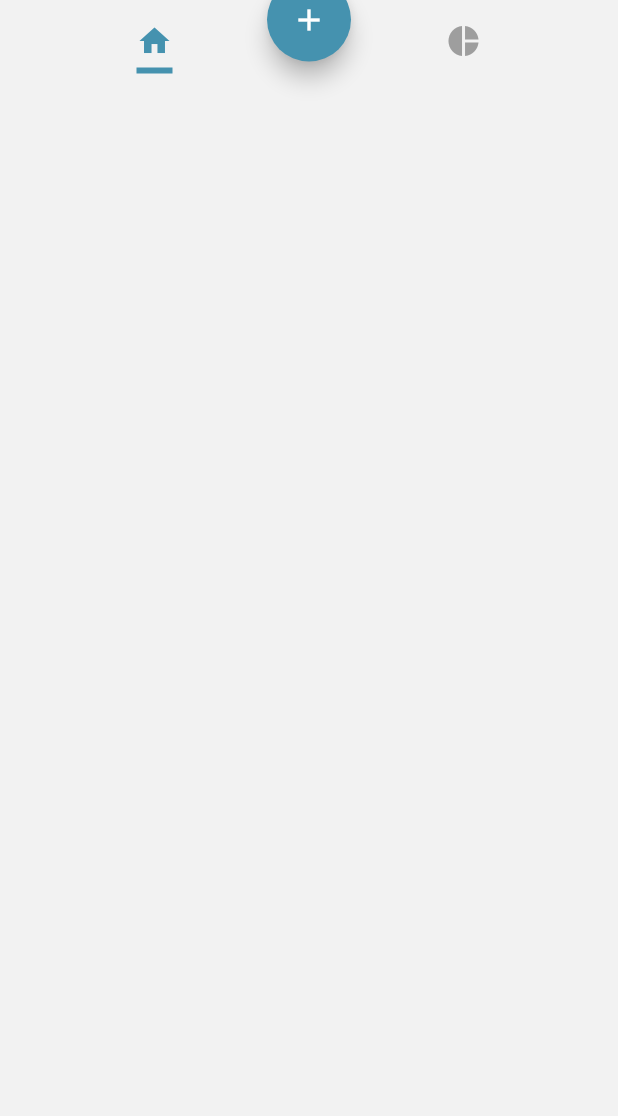
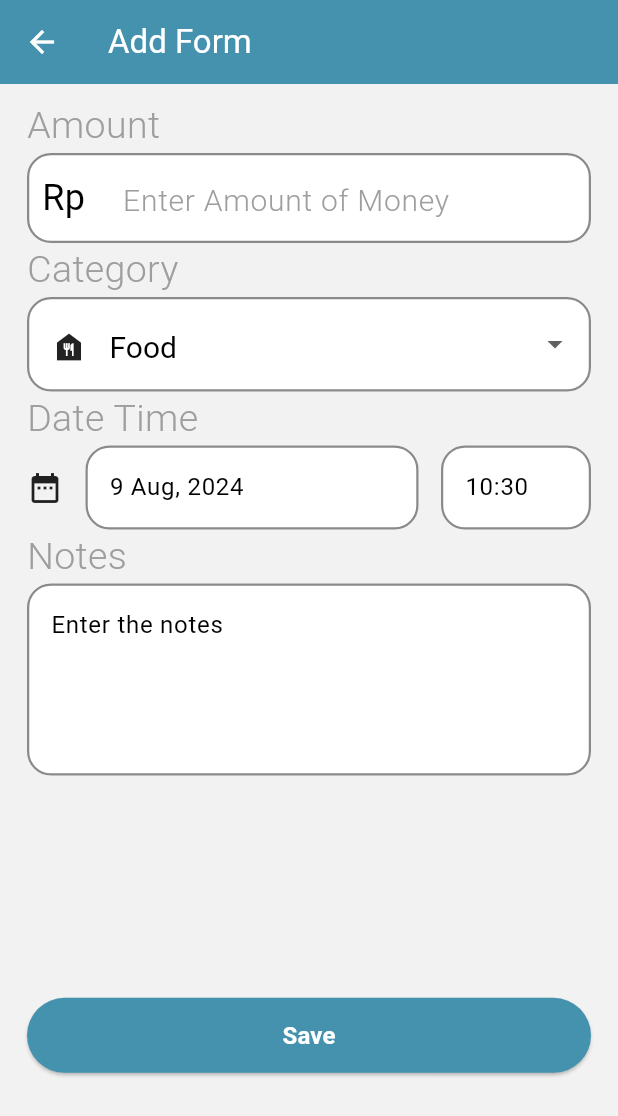
Before and after one commit to mariopandapotansimarmata/your_money, a Flutter app: the screen it shows after launch, after a tap on the "add" icon, on a phone screen of 412 x 824 dp. Shown: the top 1116 px of the screen. Run offline on Flutter 3.47's test engine with Material 3 defaults, Android fonts, the phone set to English and light mode, and no system bars; drawn by our look-alikes of date_time_picker; missing offline and left inert: flutter_floating_bottom_bar, number_text_input_formatter.

Commit message:
fix form ui

```diff
--- a/lib/main.dart
+++ b/lib/main.dart
@@ -1,4 +1,5 @@
 import 'package:flutter/material.dart';
+import 'package:your_money_flutter/views/assets/material_properties.dart';
 
 import 'screen.dart';
 
@@ -17,6 +18,13 @@ class _MyAppState extends State<MyApp> {
   @override
   Widget build(BuildContext context) {
     return MaterialApp(
-        title: 'Flutter Demo', theme: ThemeData(), home: const Screen());
+        theme: ThemeData(
+            colorScheme: ColorScheme.fromSwatch(
+                primarySwatch: Colors.blue,
+                accentColor: MaterialProperties.primaryBlueColor,
+                backgroundColor: MaterialProperties.whiteTextColor,
+                cardColor: MaterialProperties.whiteTextColor)),
+        title: 'Flutter Demo',
+        home: const Screen());
   }
 }
--- a/lib/screen.dart
+++ b/lib/screen.dart
@@ -1,6 +1,7 @@
 import 'package:flutter/material.dart';
 import 'package:flutter_floating_bottom_bar/flutter_floating_bottom_bar.dart';
 import 'package:your_money_flutter/views/assets/material_properties.dart';
+import 'package:your_money_flutter/views/form_views/add_form.dart';
 import 'package:your_money_flutter/views/home_views/home.dart';
 
 class Screen extends StatefulWidget {
@@ -8,7 +9,6 @@ class Screen extends StatefulWidget {
     super.key,
   });
   @override
-  // ignore: library_private_types_in_public_api
   _ScreenState createState() => _ScreenState();
 }
 
@@ -122,7 +122,13 @@ class _ScreenState extends State<Screen> with SingleTickerProviderStateMixin {
                 child: FloatingActionButton(
                   shape: const CircleBorder(),
                   backgroundColor: MaterialProperties.primaryBlueColor,
-                  onPressed: () {},
+                  onPressed: () {
+                    Navigator.push(context, MaterialPageRoute(
+                      builder: (context) {
+                        return const AddForm();
+                      },
+                    ));
+                  },
                   child: Icon(
                     Icons.add,
                     color: MaterialProperties.whiteTextColor,
--- /dev/null
+++ b/lib/views/form_views/add_form.dart
@@ -0,0 +1,297 @@
+import 'package:date_time_picker/date_time_picker.dart';
+import 'package:flutter/material.dart';
+import 'package:number_text_input_formatter/number_text_input_formatter.dart';
+import 'package:your_money_flutter/views/assets/material_properties.dart';
+
+class AddForm extends StatefulWidget {
+  const AddForm({super.key});
+
+  @override
+  State<AddForm> createState() => _AddFormState();
+}
+
+class _AddFormState extends State<AddForm> {
+  List<String> catergoryList = [
+    "Food",
+    "Transportation",
+    "Care",
+    "Entertainment",
+    "Others"
+  ];
+  Map<String, Icon> catergoryIconList = {
+    "Food": const Icon(Icons.food_bank),
+    "Transportation": const Icon(Icons.emoji_transportation),
+    "Care": const Icon(Icons.health_and_safety),
+    "Entertainment": const Icon(Icons.shopify),
+    "Others": const Icon(Icons.help_outline_sharp),
+  };
+  TextEditingController textarea = TextEditingController();
+  String? selectedCategory;
+
+  @override
+  void dispose() {
+    textarea.dispose();
+    super.dispose();
+  }
+
+  @override
+  Widget build(BuildContext context) {
+    String dropdownValue = catergoryList.first;
+
+    return Scaffold(
+        backgroundColor: MaterialProperties.backgroundColor,
+        appBar: AppBar(
+          foregroundColor: MaterialProperties.whiteBackgroundColor,
+          backgroundColor: MaterialProperties.primaryBlueColor,
+          title: const Text("Add Form"),
+        ),
+        body: SafeArea(
+            child: SingleChildScrollView(
+          child: Container(
+            height: MediaQuery.of(context).size.height * 0.8,
+            padding: const EdgeInsets.fromLTRB(18, 10, 18, 0),
+            child: Column(
+              mainAxisAlignment: MainAxisAlignment.spaceBetween,
+              children: [
+                SizedBox(
+                  height: MediaQuery.of(context).size.height * 0.55,
+                  child: Column(
+                    children: [
+                      Column(
+                        children: [
+                          const HeaderForm(headerName: "Amount"),
+                          TextField(
+                            cursorColor: MaterialProperties.primaryBlueColor,
+                            style: const TextStyle(fontSize: 24),
+                            decoration: InputDecoration(
+                              enabledBorder: OutlineInputBorder(
+                                borderSide: BorderSide(
+                                    width: 1.5,
+                                    color: MaterialProperties
+                                        .transactionBorderColor),
+                                borderRadius: BorderRadius.circular(16),
+                              ),
+                              filled: true,
+                              focusedBorder: OutlineInputBorder(
+                                borderSide: BorderSide(
+                                    width: 1.5,
+                                    color: MaterialProperties.primaryBlueColor),
+                                borderRadius: BorderRadius.circular(16),
+                              ),
+                              isDense: true,
+                              hintText: "   Enter Amount of Money",
+                              hintStyle: const TextStyle(
+                                color: Colors.grey,
+                                fontSize: 20,
+                                fontWeight: FontWeight.w300,
+                              ),
+                              fillColor: Colors.white,
+                              prefixIcon: Container(
+                                  padding:
+                                      const EdgeInsets.fromLTRB(10, 10, 5, 10),
+                                  child: const Text(
+                                    "Rp",
+                                    style: TextStyle(fontSize: 24),
+                                  )),
+                              prefixIconConstraints: const BoxConstraints(
+                                  minWidth: 0, minHeight: 0),
+                            ),
+                            keyboardType: TextInputType.number,
+                            inputFormatters: [
+                              NumberTextInputFormatter(
+                                groupDigits: 3,
+                                decimalDigits: 0,
+                                decimalSeparator: '.',
+                              ),
+                            ],
+                          ),
+                        ],
+                      ),
+                      Column(
+                        children: [
+                          const HeaderForm(headerName: "Category"),
+                          DropdownButtonFormField(
+                            decoration: InputDecoration(
+                              filled: true,
+                              enabledBorder: OutlineInputBorder(
+                                borderSide: BorderSide(
+                                    width: 1.5,
+                                    color: MaterialProperties
+                                        .transactionBorderColor),
+                                borderRadius: BorderRadius.circular(16),
+                              ),
+                              focusedBorder: OutlineInputBorder(
+                                borderSide: BorderSide(
+                                    width: 1.5,
+                                    color: MaterialProperties.primaryBlueColor),
+                                borderRadius: BorderRadius.circular(16),
+                              ),
+                              hintText: "   Enter Amount of Money",
+                              hintStyle: const TextStyle(
+                                color: Colors.grey,
+                                fontSize: 20,
+                                fontWeight: FontWeight.w300,
+                              ),
+                              fillColor: MaterialProperties.whiteTextColor,
+                              prefixIconConstraints: const BoxConstraints(
+                                  minWidth: 0, minHeight: 0),
+                            ),
+                            style: const TextStyle(
+                                fontSize: 20, color: Colors.black),
+                            isExpanded: true,
+                            value: dropdownValue,
+                            items: catergoryList
+                                .map<DropdownMenuItem<String>>((String value) {
+                              return DropdownMenuItem<String>(
+                                value: value,
+                                child: Container(
+                                  height: 50,
+                                  alignment: Alignment.center,
+                                  color: MaterialProperties.whiteTextColor,
+                                  child: Row(
+                                    children: [
+                                      catergoryIconList[value]!,
+                                      const SizedBox(width: 15),
+                                      Text(value),
+                                    ],
+                                  ),
+                                ),
+                              );
+                            }).toList(),
+                            onChanged: (value) {
+                              setState(() {
+                                selectedCategory = value;
+                              });
+                            },
+                          )
+                        ],
+                      ),
+                      Column(
+                        children: [
+                          const HeaderForm(headerName: "Date Time"),
+                          Row(
+                            children: [
+                              Container(
+                                  margin: const EdgeInsets.only(right: 15),
+                                  child: const Icon(Icons.date_range)),
+                              Expanded(
+                                child: DateTimePicker(
+                                  decoration: InputDecoration(
+                                      enabledBorder: OutlineInputBorder(
+                                        borderSide: BorderSide(
+                                            width: 1.5,
+                                            color: MaterialProperties
+                                                .transactionBorderColor),
+                                        borderRadius: BorderRadius.circular(16),
+                                      ),
+                                      focusedBorder: OutlineInputBorder(
+                                        borderSide: BorderSide(
+                                            width: 1.5,
+                                            color: MaterialProperties
+                                                .primaryBlueColor),
+                                        borderRadius: BorderRadius.circular(16),
+                                      ),
+                                      filled: true,
+                                      fillColor:
+                                          MaterialProperties.whiteTextColor),
+                                  type: DateTimePickerType.dateTimeSeparate,
+                                  dateMask: 'd MMM, yyyy',
+                                  initialValue: DateTime.now().toString(),
+                                  firstDate: DateTime(2000),
+                                  lastDate: DateTime(2100),
+                                  icon: const Icon(Icons.event),
+                                  dateLabelText: 'Date',
+                                  timeLabelText: "Hour",
+                                  selectableDayPredicate: (date) {
+                                    if (date.weekday == 6 ||
+                                        date.weekday == 7) {
+                                      return false;
+                                    }
+                                    return true;
+                                  },
+                                  onChanged: (val) => print(val),
+                                  validator: (val) {
+                                    print(val);
+                                    return null;
+                                  },
+                                  onSaved: (val) => print(val),
+                                ),
+                              ),
+                            ],
+                          ),
+                        ],
+                      ),
+                      Column(
+                        children: [
+                          const HeaderForm(headerName: "Notes"),
+                          TextField(
+                            controller: textarea,
+                            keyboardType: TextInputType.multiline,
+                            maxLines: 4,
+                            decoration: InputDecoration(
+                              fillColor: MaterialProperties.whiteTextColor,
+                              filled: true,
+                              hintText: "Enter the notes",
+                              enabledBorder: OutlineInputBorder(
+                                borderSide: BorderSide(
+                                    width: 1.5,
+                                    color: MaterialProperties
+                                        .transactionBorderColor),
+                                borderRadius: BorderRadius.circular(16),
+                              ),
+                              focusedBorder: OutlineInputBorder(
+                                borderSide: BorderSide(
+                                    width: 1.5,
+                                    color: MaterialProperties.primaryBlueColor),
+                                borderRadius: BorderRadius.circular(16),
+                              ),
+                            ),
+                          ),
+                        ],
+                      ),
+                    ],
+                  ),
+                ),
+                Align(
+                  alignment: Alignment.bottomCenter,
+                  child: ElevatedButton(
+                      style: ElevatedButton.styleFrom(
+                        backgroundColor: MaterialProperties.primaryBlueColor,
+                        minimumSize: const Size.fromHeight(50),
+                      ),
+                      onPressed: () {},
+                      child: Container(
+                          child: Text(
+                        "Save",
+                        style: TextStyle(
+                            color: MaterialProperties.whiteTextColor,
+                            fontSize: 16,
+                            fontWeight: FontWeight.w600),
+                      ))),
+                )
+              ],
+            ),
+          ),
+        )));
+  }
+}
+
+class HeaderForm extends StatelessWidget {
+  const HeaderForm({super.key, required this.headerName});
+
+  final String headerName;
+  @override
+  Widget build(BuildContext context) {
+    return Row(
+      children: [
+        Text(
+          headerName,
+          style: TextStyle(
+              fontSize: 25,
+              fontWeight: FontWeight.w300,
+              color: Colors.grey[500]),
+        ),
+      ],
+    );
+  }
+}
--- a/pubspec.yaml
+++ b/pubspec.yaml
@@ -36,6 +36,8 @@ dependencies:
   # Use with the CupertinoIcons class for iOS style icons.
   cupertino_icons: ^1.0.6
   flutter_floating_bottom_bar: ^1.2.0
+  number_text_input_formatter: ^1.0.0+8
+  date_time_picker: ^2.1.0
 
 dev_dependencies:
   flutter_test:
```
Also changed, not shown: pubspec.lock.
